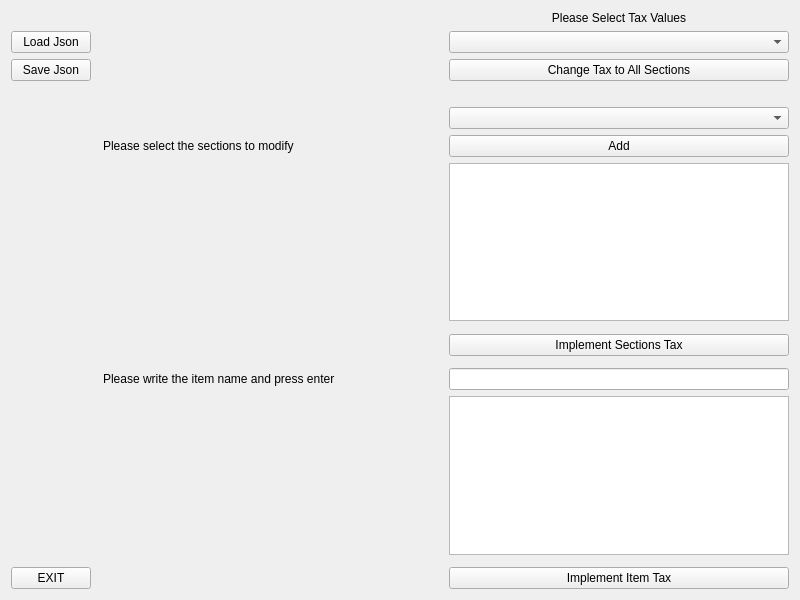
First picture: the form in form.ui, repository laralopez17/Menu-Editing-Tool, before the edit.
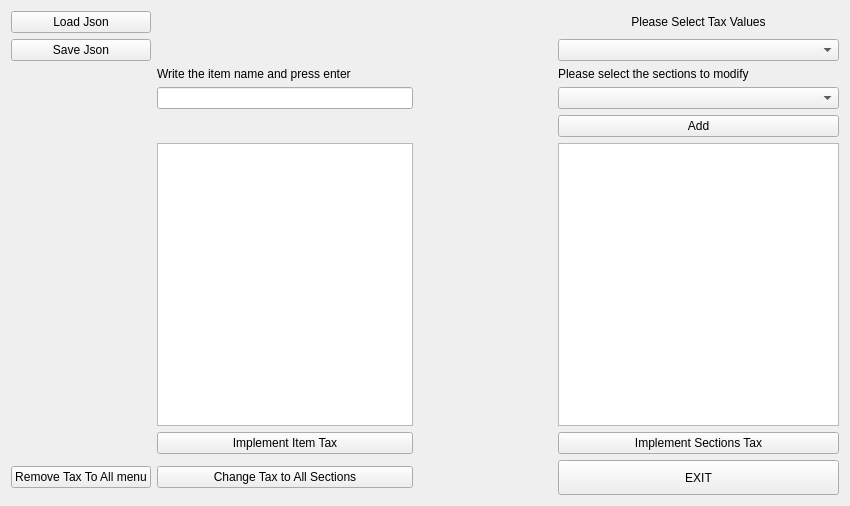
Second picture: the form after the edit.

Diff of the .ui file:
```diff
--- a/form.ui
+++ b/form.ui
@@ -6,56 +6,25 @@
    <rect>
     <x>0</x>
     <y>0</y>
-    <width>800</width>
-    <height>600</height>
+    <width>850</width>
+    <height>506</height>
    </rect>
   </property>
   <property name="windowTitle">
    <string>MainWindow</string>
   </property>
   <layout class="QGridLayout" name="gridLayout">
-   <item row="5" column="3">
+   <item row="4" column="4">
     <widget class="QPushButton" name="addSection">
      <property name="text">
       <string>Add</string>
      </property>
     </widget>
    </item>
-   <item row="10" column="3">
-    <widget class="QLineEdit" name="itemSearch">
-     <property name="text">
-      <string/>
-     </property>
-    </widget>
+   <item row="3" column="4">
+    <widget class="QComboBox" name="sectionList"/>
    </item>
-   <item row="8" column="3">
-    <widget class="QPushButton" name="taxImpSec">
-     <property name="text">
-      <string>Implement Sections Tax</string>
-     </property>
-    </widget>
-   </item>
-   <item row="13" column="0">
-    <widget class="QPushButton" name="pbExit">
-     <property name="text">
-      <string>EXIT</string>
-     </property>
-    </widget>
-   </item>
-   <item row="1" column="2">
-    <spacer name="horizontalSpacer_2">
-     <property name="orientation">
-      <enum>Qt::Horizontal</enum>
-     </property>
-     <property name="sizeHint" stdset="0">
-      <size>
-       <width>40</width>
-       <height>20</height>
-      </size>
-     </property>
-    </spacer>
-   </item>
-   <item row="1" column="3">
+   <item row="1" column="4">
     <widget class="QComboBox" name="taxList">
      <property name="editable">
       <bool>false</bool>
@@ -65,124 +34,69 @@
      </property>
     </widget>
    </item>
-   <item row="9" column="3">
-    <spacer name="verticalSpacer_2">
-     <property name="orientation">
-      <enum>Qt::Vertical</enum>
-     </property>
-     <property name="sizeHint" stdset="0">
-      <size>
-       <width>20</width>
-       <height>40</height>
-      </size>
-     </property>
-    </spacer>
-   </item>
-   <item row="3" column="0">
-    <widget class="QLabel" name="succesfull">
-     <property name="text">
-      <string/>
-     </property>
-    </widget>
-   </item>
-   <item row="7" column="3">
-    <spacer name="verticalSpacer_3">
-     <property name="orientation">
-      <enum>Qt::Vertical</enum>
-     </property>
-     <property name="sizeHint" stdset="0">
-      <size>
-       <width>20</width>
-       <height>40</height>
-      </size>
-     </property>
-    </spacer>
-   </item>
    <item row="5" column="2">
+    <widget class="QTextEdit" name="itemList">
+     <property name="readOnly">
+      <bool>true</bool>
+     </property>
+    </widget>
+   </item>
+   <item row="2" column="4">
     <widget class="QLabel" name="labelSections">
      <property name="text">
       <string>Please select the sections to modify</string>
      </property>
     </widget>
    </item>
-   <item row="12" column="3">
-    <spacer name="verticalSpacer_4">
-     <property name="orientation">
-      <enum>Qt::Vertical</enum>
-     </property>
-     <property name="sizeHint" stdset="0">
-      <size>
-       <width>20</width>
-       <height>40</height>
-      </size>
-     </property>
-    </spacer>
-   </item>
-   <item row="4" column="3">
-    <widget class="QComboBox" name="sectionList"/>
-   </item>
-   <item row="10" column="2">
-    <widget class="QLabel" name="labelItems">
+   <item row="6" column="4">
+    <widget class="QPushButton" name="taxImpSec">
      <property name="text">
-      <string>Please write the item name and press enter</string>
+      <string>Implement Sections Tax</string>
      </property>
     </widget>
    </item>
-   <item row="3" column="3">
-    <spacer name="verticalSpacer">
-     <property name="orientation">
-      <enum>Qt::Vertical</enum>
+   <item row="7" column="2">
+    <widget class="QPushButton" name="allSections">
+     <property name="text">
+      <string>Change Tax to All Sections</string>
      </property>
-     <property name="sizeHint" stdset="0">
-      <size>
-       <width>20</width>
-       <height>40</height>
-      </size>
-     </property>
-    </spacer>
-   </item>
-   <item row="11" column="3">
-    <widget class="QTextEdit" name="itemList">
-     <property name="readOnly">
-      <bool>true</bool>
-     </property>
     </widget>
    </item>
-   <item row="2" column="1" colspan="2">
-    <spacer name="horizontalSpacer">
-     <property name="orientation">
-      <enum>Qt::Horizontal</enum>
-     </property>
-     <property name="sizeHint" stdset="0">
-      <size>
-       <width>40</width>
-       <height>20</height>
-      </size>
-     </property>
-    </spacer>
-   </item>
-   <item row="13" column="3">
-    <widget class="QPushButton" name="taxImpIt">
+   <item row="3" column="2">
+    <widget class="QLineEdit" name="itemSearch">
      <property name="text">
-      <string>Implement Item Tax</string>
+      <string/>
      </property>
     </widget>
    </item>
-   <item row="1" column="0">
+   <item row="0" column="0">
     <widget class="QPushButton" name="loadJson">
      <property name="text">
       <string>Load Json</string>
      </property>
     </widget>
    </item>
-   <item row="2" column="0">
-    <widget class="QPushButton" name="saveJson">
+   <item row="2" column="2">
+    <widget class="QLabel" name="labelItems">
      <property name="text">
-      <string>Save Json</string>
+      <string>Write the item name and press enter</string>
      </property>
     </widget>
    </item>
-   <item row="0" column="3">
+   <item row="7" column="4">
+    <widget class="QPushButton" name="pbExit">
+     <property name="minimumSize">
+      <size>
+       <width>281</width>
+       <height>35</height>
+      </size>
+     </property>
+     <property name="text">
+      <string>EXIT</string>
+     </property>
+    </widget>
+   </item>
+   <item row="0" column="4">
     <widget class="QLabel" name="labelTax">
      <property name="text">
       <string>Please Select Tax Values</string>
@@ -192,17 +106,44 @@
      </property>
     </widget>
    </item>
-   <item row="6" column="3">
+   <item row="5" column="4">
     <widget class="QTextEdit" name="addedSections">
      <property name="readOnly">
       <bool>true</bool>
      </property>
     </widget>
    </item>
-   <item row="2" column="3">
-    <widget class="QPushButton" name="allSections">
+   <item row="6" column="2">
+    <widget class="QPushButton" name="taxImpIt">
      <property name="text">
-      <string>Change Tax to All Sections</string>
+      <string>Implement Item Tax</string>
+     </property>
+    </widget>
+   </item>
+   <item row="7" column="3">
+    <spacer name="horizontalSpacer">
+     <property name="orientation">
+      <enum>Qt::Horizontal</enum>
+     </property>
+     <property name="sizeHint" stdset="0">
+      <size>
+       <width>40</width>
+       <height>20</height>
+      </size>
+     </property>
+    </spacer>
+   </item>
+   <item row="1" column="0">
+    <widget class="QPushButton" name="saveJson">
+     <property name="text">
+      <string>Save Json</string>
+     </property>
+    </widget>
+   </item>
+   <item row="7" column="0">
+    <widget class="QPushButton" name="removeTax">
+     <property name="text">
+      <string>Remove Tax To All menu</string>
      </property>
     </widget>
    </item>
```
Left out of the diff: 31 changed lines with no effect on the pictures.
